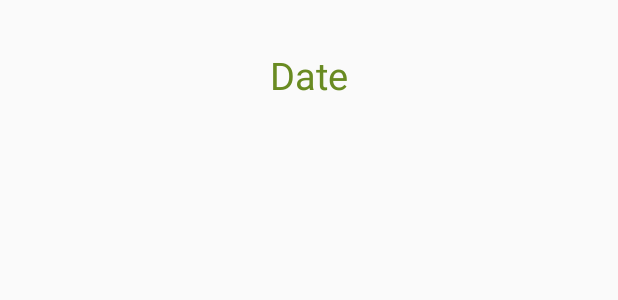
After one commit to nastala/MyPreSchool, an Android app: the layout fragment_teacher_student_sleep_state.xml on its own in the app's theme, with its tools: preview values and no code run, on a phone screen of 412 x 824 dp. The commit adds this screen. Shown: the top 300 px of the screen. Run offline under Robolectric (Android 15) with nearby library versions, the phone set to English and light mode, and no system bars.

Commit message:
teacher tamam

```diff
--- /dev/null
+++ b/app/src/main/res/layout/fragment_teacher_student_sleep_state.xml
@@ -0,0 +1,41 @@
+<?xml version="1.0" encoding="utf-8"?>
+<LinearLayout xmlns:android="http://schemas.android.com/apk/res/android"
+    xmlns:tools="http://schemas.android.com/tools"
+    android:layout_width="match_parent"
+    android:layout_height="match_parent"
+    android:orientation="vertical"
+    tools:context=".Fragments.TeacherFragments.TeacherStudentSleepStateFragment"
+    android:weightSum="10"
+    android:padding="10dp">
+
+    <RelativeLayout
+        android:layout_width="match_parent"
+        android:layout_height="0dp"
+        android:layout_weight="1"
+        android:orientation="horizontal">
+
+        <TextView
+            android:id="@+id/tvDate"
+            android:layout_width="wrap_content"
+            android:layout_height="wrap_content"
+            android:layout_centerHorizontal="true"
+            android:layout_centerVertical="true"
+            android:text="Date"
+            android:textColor="@color/koyuyesil"
+            android:textSize="25sp" />
+    </RelativeLayout>
+
+    <ProgressBar
+        android:id="@+id/pbStudent"
+        android:layout_width="wrap_content"
+        android:layout_height="wrap_content"
+        android:layout_gravity="center"
+        android:visibility="gone"/>
+
+    <ListView
+        android:id="@+id/lvStudents"
+        android:layout_width="match_parent"
+        android:layout_height="0dp"
+        android:layout_weight="9"
+        android:visibility="gone"/>
+</LinearLayout>
```
Also changed, not shown: app/src/main/java/com/example/mypreschool/Fragments/TeacherFragments/TeacherMainFragment.java (+11 -1 lines), app/src/main/java/com/example/mypreschool/Fragments/TeacherFragments/TeacherStudentSleepStateFragment.java (added, +291 -0 lines), app/src/main/res/layout/dialog_student_sleep_state.xml (added, +65 -0 lines), app/src/main/res/layout/fragment_teacher_main.xml (+10 -0 lines).
